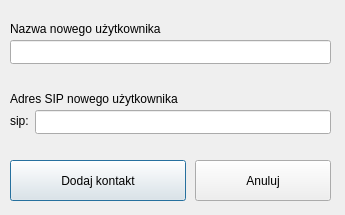
Old version of the form src/add_contact_dialog.ui in the repository dmilith/dsipcom.
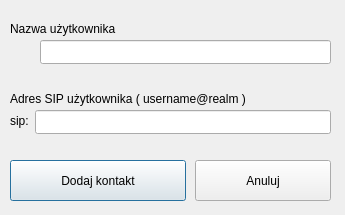
New version of the form. Icons and pictures are not drawn.

The edit to the form file:
```diff
--- a/src/add_contact_dialog.ui
+++ b/src/add_contact_dialog.ui
@@ -31,12 +31,12 @@
     <rect>
      <x>10</x>
      <y>90</y>
-     <width>201</width>
+     <width>281</width>
      <height>18</height>
     </rect>
    </property>
    <property name="text" >
-    <string>Adres SIP nowego użytkownika</string>
+    <string>Adres SIP użytkownika ( username@realm )</string>
    </property>
   </widget>
   <widget class="QPushButton" name="add_button" >
@@ -61,20 +61,20 @@
     <rect>
      <x>10</x>
      <y>20</y>
-     <width>201</width>
+     <width>126</width>
      <height>18</height>
     </rect>
    </property>
    <property name="text" >
-    <string>Nazwa nowego użytkownika</string>
+    <string>Nazwa użytkownika</string>
    </property>
   </widget>
   <widget class="QLineEdit" name="contact_name" >
    <property name="geometry" >
     <rect>
-     <x>10</x>
+     <x>40</x>
      <y>40</y>
-     <width>321</width>
+     <width>291</width>
      <height>24</height>
     </rect>
    </property>
```
Left out of the diff: 1 changed line with no effect on the pictures.
